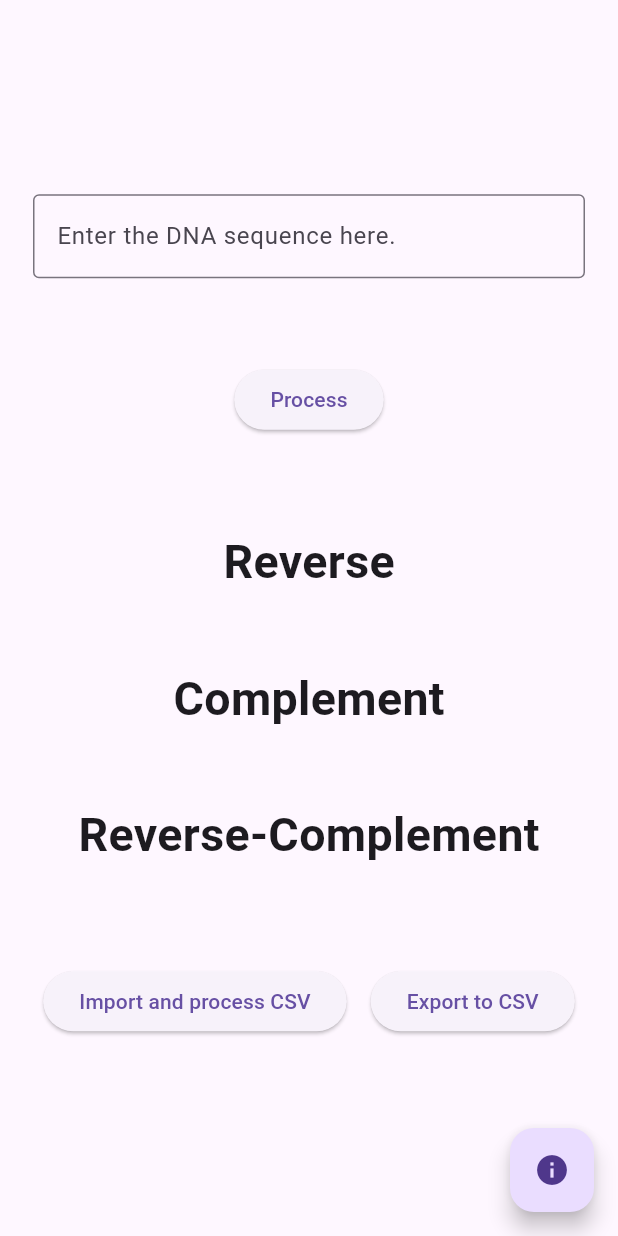
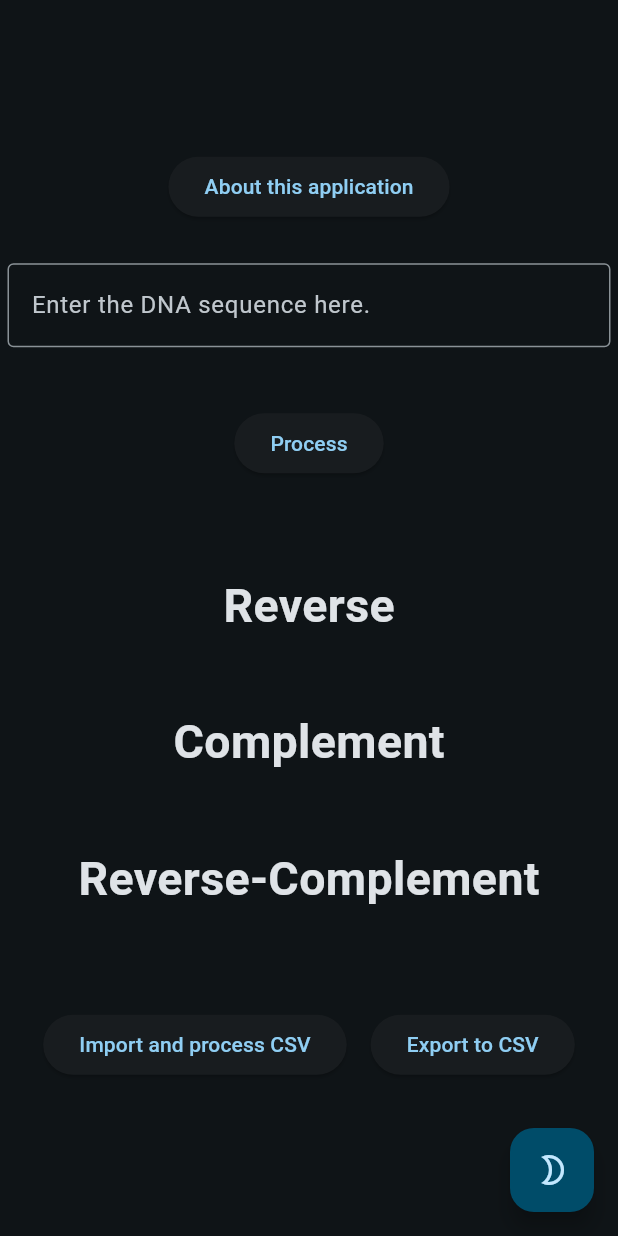
Before and after one commit to Hacker-Anirudh/strand_reverser, a Flutter app: the screen it shows after launch, on a phone screen of 412 x 824 dp. Run offline on Flutter 3.47's test engine with Material 3 defaults, Android fonts, the phone set to English and light mode, and no system bars; our stand-ins replace csv, file_picker; missing offline and left inert: file_selector.

Commit message:
rearrange the interface a bit

```diff
--- a/lib/main.dart
+++ b/lib/main.dart
@@ -41,6 +41,7 @@ String sequence = '';
 // This contains most of the logic of the app
 
 class HomePageState extends State<HomePage> {
+  bool isDark = true;
   TextEditingController textController = TextEditingController();
 
   // This is the MaterialApp widget for the app
@@ -48,13 +49,21 @@ class HomePageState extends State<HomePage> {
   @override
   Widget build(BuildContext context) {
     return MaterialApp(
-      darkTheme: ThemeData.dark(),
+      theme: ThemeData(
+        useMaterial3: true,
+        brightness: isDark ? Brightness.dark : Brightness.light,
+        colorScheme: ColorScheme.fromSeed(
+          seedColor: Colors.lightBlueAccent,
+          brightness: isDark ? Brightness.dark : Brightness.light,
+        ),
+      ),
       home: Scaffold(
-        floatingActionButton: infoButton(context),
+        floatingActionButton: changemode(),
         body: Center(
           child: Column(
             mainAxisAlignment: MainAxisAlignment.center,
             children: [
+              button5(context),
               textField1(),
               button1(context),
               seq(sequence),
@@ -81,25 +90,28 @@ class HomePageState extends State<HomePage> {
     );
   }
 
-
-  FloatingActionButton infoButton(BuildContext context) {
+  FloatingActionButton changemode() {
     return FloatingActionButton(
-      onPressed: () {
-        showAboutDialog(
-          context: context,
-          applicationName: 'DNA Strand Reverser',
-          applicationVersion: '1.0.1',
-          applicationLegalese: 'GNU GPL v3 License',
-          applicationIcon: Image.asset('assets/strand_reverser64.png'),
-        );
-      },
-      child: const Icon(Icons.info),
+      onPressed: () {},
+      child: Tooltip(
+        message: 'Switch mode',
+        child: IconButton(
+          isSelected: isDark,
+          onPressed: () {
+            setState(() {
+              isDark = !isDark;
+            });
+          },
+          icon: const Icon(Icons.wb_sunny_outlined),
+          selectedIcon: const Icon(Icons.brightness_2_outlined),
+        ),
+      ),
     );
   }
 
   Padding textField1() {
     return Padding(
-      padding: const EdgeInsets.all(22.0),
+      padding: const EdgeInsets.all(5.0),
       child: SizedBox(
         width: 420,
         height: 69,
@@ -133,6 +145,23 @@ class HomePageState extends State<HomePage> {
     );
   }
 
+  Padding button5(BuildContext context) {
+    return Padding(
+      padding: const EdgeInsets.all(22.0),
+      child: ElevatedButton(
+          onPressed: () {
+            showAboutDialog(
+              context: context,
+              applicationName: 'DNA Strand Reverser',
+              applicationVersion: '1.0.1',
+              applicationLegalese: 'GNU GPL v3 License',
+              applicationIcon: Image.asset('assets/strand_reverser64.png'),
+            );
+          },
+          child: const Text('About this application')),
+    );
+  }
+
   Padding title(String title) {
     return Padding(
       padding: const EdgeInsets.all(7),
@@ -151,12 +180,12 @@ class HomePageState extends State<HomePage> {
       padding: const EdgeInsets.all(8.0),
       child: ElevatedButton(
         onPressed: () async {
-          await exportLogic(
-              context, sequence, reverseSequence, reversedSequence,
-              complementSequence);
+          await exportLogic(context, sequence, reverseSequence,
+              reversedSequence, complementSequence);
         },
         child: const Text('Export to CSV'),
-      ),);
+      ),
+    );
   }
 
   Padding button2(BuildContext context) {
@@ -164,8 +193,7 @@ class HomePageState extends State<HomePage> {
       padding: const EdgeInsets.all(8.0),
       child: ElevatedButton(
           onPressed: () => Importlogic.importLogic(context),
-          child: const Text ('Import and process CSV')),
-
+          child: const Text('Import and process CSV')),
     );
   }
 
```
